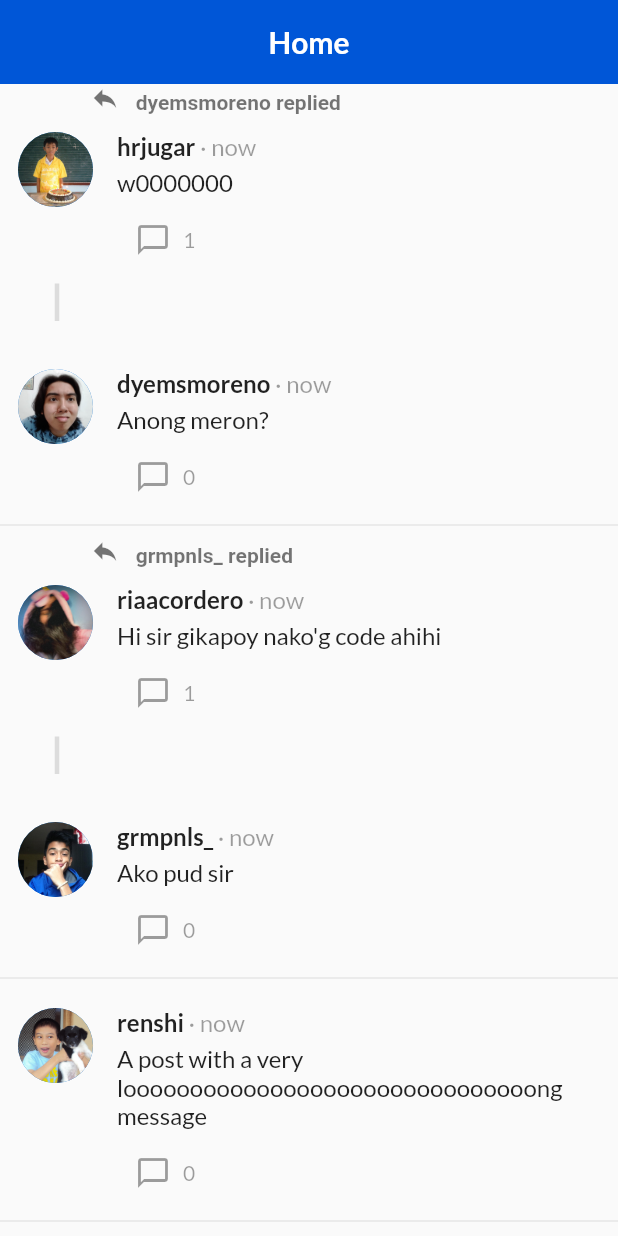
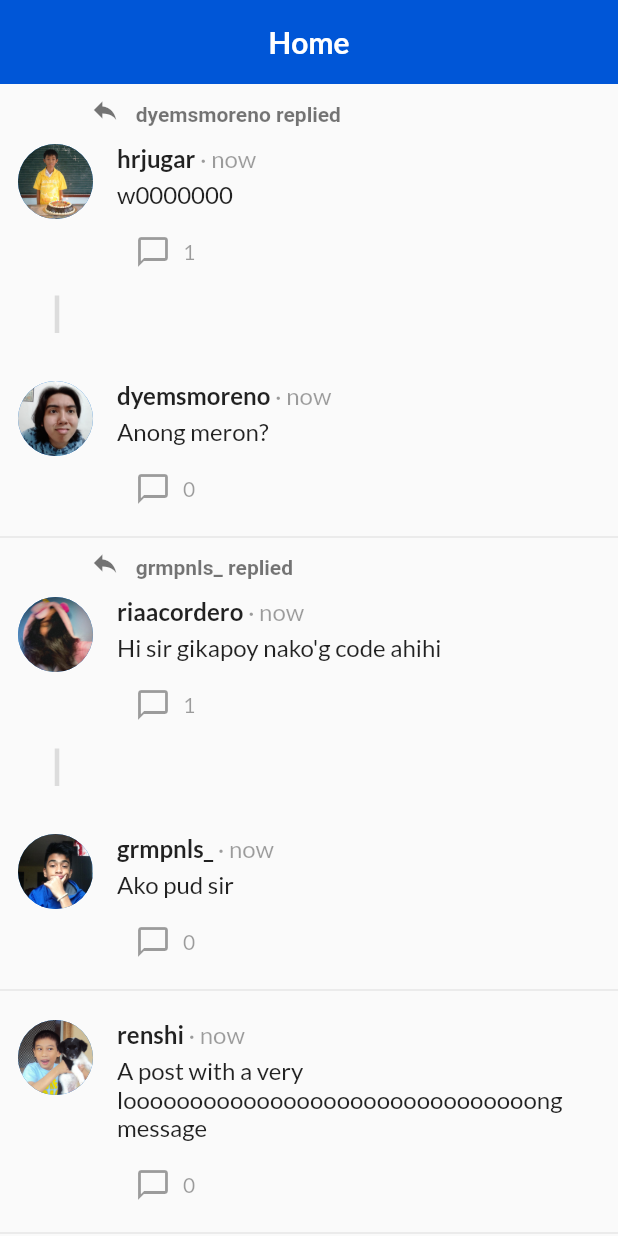
Before and after one commit to riaacordero/OOP-Module-3-Exam, a Flutter app: the NewsFeedScreen screen opened directly, on a phone screen of 412 x 824 dp. Run offline on Flutter 3.47's test engine with Material 2 defaults, Android fonts, the phone set to English and light mode, and no system bars; our stand-ins replace flutter_svg.

Commit message:
Added padding between news feed app bar and list

```diff
--- a/lib/screens/news_feed_screen.dart
+++ b/lib/screens/news_feed_screen.dart
@@ -25,6 +25,7 @@ class _NewsFeedScreenState extends State<NewsFeedScreen> {
               )
             ),
           ),
+          SliverPadding(padding: EdgeInsets.symmetric(vertical: 4)),
           PostList(inPostScreen: false)
         ],
       )
```
